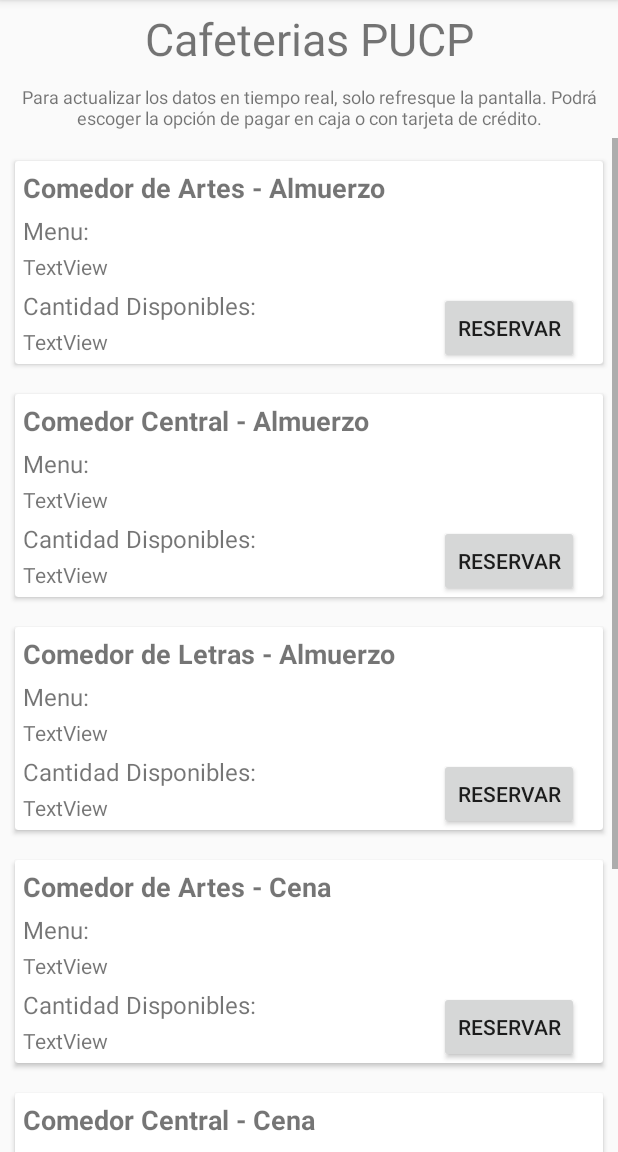
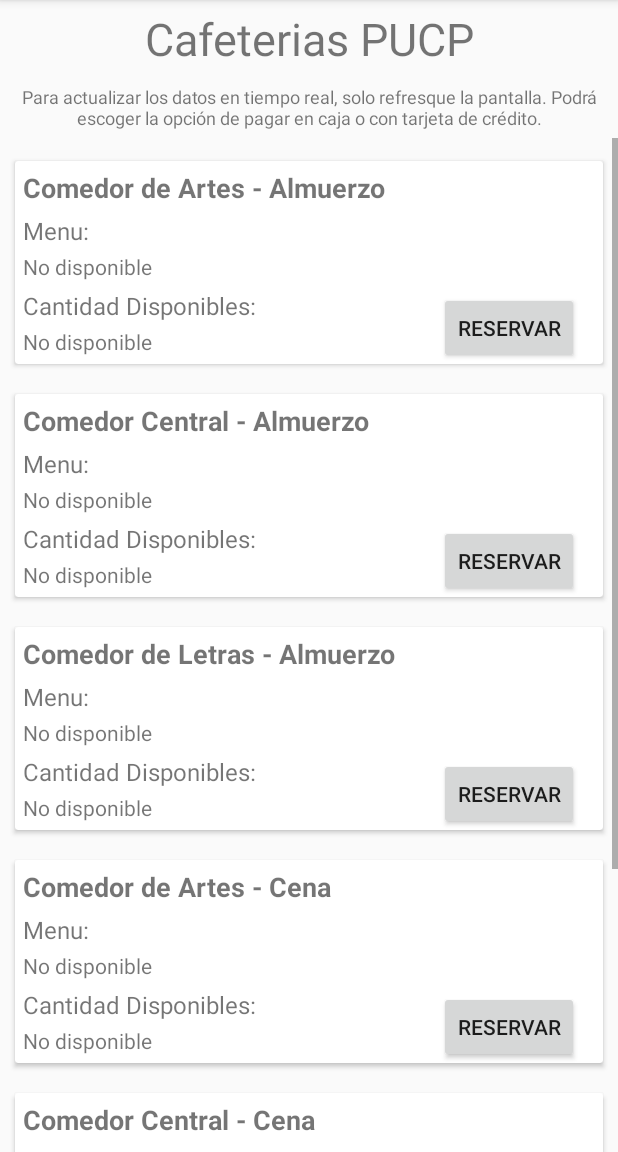
Before and after one commit to ruthnadiezhda/ProyectoIndividualApps, an Android app: the CafeteriasActivity screen opened directly, with no data from a screen before it, on a phone screen of 412 x 824 dp, the part 84-1236 px from its top. Run offline under Robolectric (Android 15) with nearby library versions, the phone set to English and light mode, and no system bars; our stand-ins replace Firebase (no records; nobody signed in at launch, a user with empty details on screens opened directly); Roboto replaces fonts that are not available here.

```diff
--- a/app/src/main/res/layout/activity_cafeterias.xml
+++ b/app/src/main/res/layout/activity_cafeterias.xml
@@ -120,7 +120,7 @@
                             android:layout_marginLeft="5dp"
                             android:layout_marginTop="3dp"
                             android:fontFamily="@font/baloo"
-                            android:text="TextView" />
+                            android:text="No disponible" />
 
                         <TextView
                             android:id="@+id/cantidadAlmuerzoArtes"
@@ -131,7 +131,7 @@
                             android:layout_marginTop="3dp"
                             android:layout_marginBottom="5dp"
                             android:fontFamily="@font/baloo"
-                            android:text="TextView" />
+                            android:text="No disponible" />
 
                         <Button
                             android:id="@+id/reservarArtesAlmuerzo"
@@ -202,7 +202,7 @@
                             android:layout_marginLeft="5dp"
                             android:layout_marginTop="3dp"
                             android:fontFamily="@font/baloo"
-                            android:text="TextView" />
+                            android:text="No disponible" />
 
                         <TextView
                             android:id="@+id/cantidadAlmuerzoCentral"
@@ -213,7 +213,7 @@
                             android:layout_marginTop="3dp"
                             android:layout_marginBottom="5dp"
                             android:fontFamily="@font/baloo"
-                            android:text="TextView" />
+                            android:text="No disponible" />
 
                         <Button
                             android:id="@+id/reservarCentralAlmuerzo"
@@ -284,7 +284,7 @@
                             android:layout_marginLeft="5dp"
                             android:layout_marginTop="3dp"
                             android:fontFamily="@font/baloo"
-                            android:text="TextView" />
+                            android:text="No disponible" />
 
                         <TextView
                             android:id="@+id/cantidadAlmuerzoLetras"
@@ -295,7 +295,7 @@
                             android:layout_marginTop="3dp"
                             android:layout_marginBottom="5dp"
                             android:fontFamily="@font/baloo"
-                            android:text="TextView" />
+                            android:text="No disponible" />
 
                         <Button
                             android:id="@+id/reservarLetrasAlmuerzo"
@@ -367,7 +367,7 @@
                             android:layout_marginLeft="5dp"
                             android:layout_marginTop="3dp"
                             android:fontFamily="@font/baloo"
-                            android:text="TextView" />
+                            android:text="No disponible" />
 
                         <TextView
                             android:id="@+id/cantidadCenaArtes"
@@ -378,7 +378,7 @@
                             android:layout_marginTop="3dp"
                             android:layout_marginBottom="5dp"
                             android:fontFamily="@font/baloo"
-                            android:text="TextView" />
+                            android:text="No disponible" />
 
                         <Button
                             android:id="@+id/reservarArtesCena"
@@ -449,7 +449,7 @@
                             android:layout_marginLeft="5dp"
                             android:layout_marginTop="3dp"
                             android:fontFamily="@font/baloo"
-                            android:text="TextView" />
+                            android:text="No disponible" />
 
                         <TextView
                             android:id="@+id/cantidadCenaCentral"
@@ -460,7 +460,7 @@
                             android:layout_marginTop="3dp"
                             android:layout_marginBottom="5dp"
                             android:fontFamily="@font/baloo"
-                            android:text="TextView" />
+                            android:text="No disponible" />
 
                         <Button
                             android:id="@+id/reservarCentralCena"
@@ -531,7 +531,7 @@
                             android:layout_marginLeft="5dp"
                             android:layout_marginTop="3dp"
                             android:fontFamily="@font/baloo"
-                            android:text="TextView" />
+                            android:text="No disponible" />
 
                         <TextView
                             android:id="@+id/cantidadCenaLetras"
@@ -542,7 +542,7 @@
                             android:layout_marginTop="3dp"
                             android:layout_marginBottom="5dp"
                             android:fontFamily="@font/baloo"
-                            android:text="TextView" />
+                            android:text="No disponible" />
 
                         <Button
                             android:id="@+id/reservarLetrasCena"
```
Also changed, not shown: app/src/main/java/com/example/proyectoindividualapps/CafeteriasActivity.java (+22 -21 lines).
